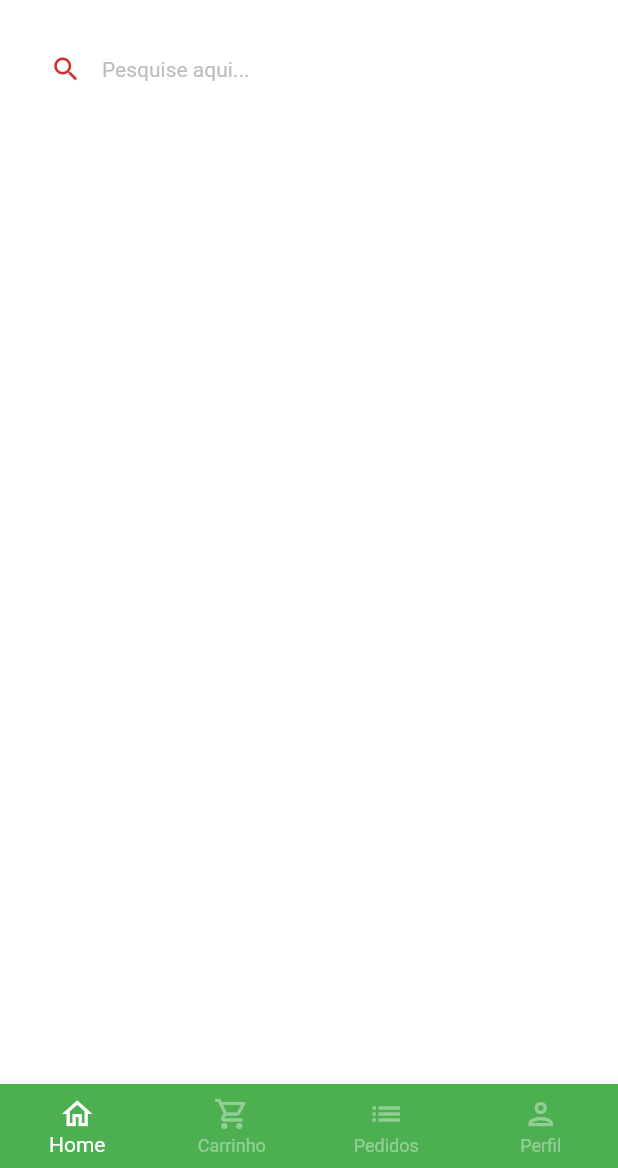
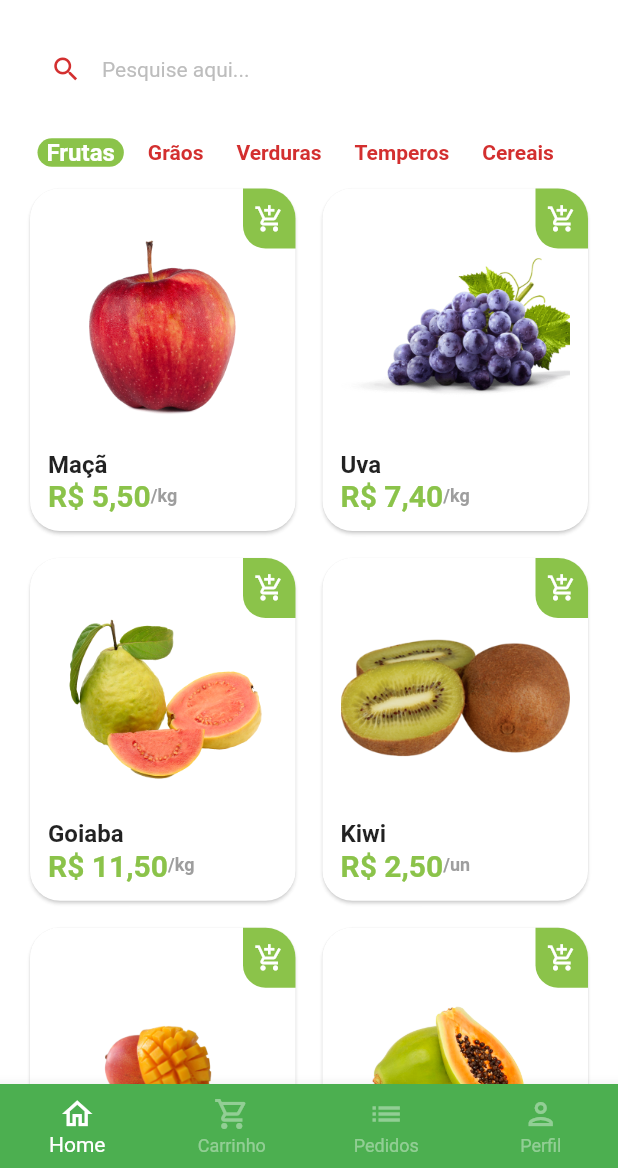
Before and after one commit to FilipeH14/greengrocer, a Flutter app: the screen it shows after launch, after a tap on "Entrar", on a phone screen of 412 x 824 dp, the part 68-1236 px from its top. Run offline on Flutter 3.47's test engine with Material 2 defaults, Android fonts, the phone set to English and light mode, and no system bars; drawn by our look-alikes of badges; our stand-ins replace animated_text_kit, mask_text_input_formatter.

Commit message:
finalização tela home

```diff
--- a/lib/main.dart
+++ b/lib/main.dart
@@ -1,5 +1,5 @@
 import 'package:flutter/material.dart';
-import 'package:greengrocer/src/auth/sign_in_screen.dart';
+import 'package:greengrocer/src/pages/auth/sign_in_screen.dart';
 
 void main() {
   runApp(const MyApp());
--- /dev/null
+++ b/lib/src/config/app_data.dart
@@ -0,0 +1,74 @@
+import 'package:greengrocer/src/models/item_model.dart';
+
+ItemModel apple = ItemModel(
+  imgUrl: 'assets/fruits/apple.png',
+  itemName: 'Maçã',
+  price: 5.5,
+  unit: 'kg',
+  description:
+      'A melhor maçã da região e que conta com o melhor preço de qualquer quitanda. Este item conta com vitaminas essenciais para o fortalecimento corporal, resultando em uma vida saudável.',
+);
+
+ItemModel grape = ItemModel(
+  imgUrl: 'assets/fruits/grape.png',
+  itemName: 'Uva',
+  price: 7.4,
+  unit: 'kg',
+  description:
+      'A melhor uva da região e que conta com o melhor preço de qualquer quitanda. Este item conta com vitaminas essenciais para o fortalecimento corporal, resultando em uma vida saudável.',
+);
+
+ItemModel guava = ItemModel(
+  imgUrl: 'assets/fruits/guava.png',
+  itemName: 'Goiaba',
+  price: 11.5,
+  unit: 'kg',
+  description:
+      'A melhor goiaba da região e que conta com o melhor preço de qualquer quitanda. Este item conta com vitaminas essenciais para o fortalecimento corporal, resultando em uma vida saudável.',
+);
+
+ItemModel kiwi = ItemModel(
+  imgUrl: 'assets/fruits/kiwi.png',
+  itemName: 'Kiwi',
+  price: 2.5,
+  unit: 'un',
+  description:
+      'O melhor kiwi da região e que conta com o melhor preço de qualquer quitanda. Este item conta com vitaminas essenciais para o fortalecimento corporal, resultando em uma vida saudável.',
+);
+
+ItemModel mango = ItemModel(
+  imgUrl: 'assets/fruits/mango.png',
+  itemName: 'Manga',
+  price: 2.5,
+  unit: 'un',
+  description:
+      'A melhor manga da região e que conta com o melhor preço de qualquer quitanda. Este item conta com vitaminas essenciais para o fortalecimento corporal, resultando em uma vida saudável.',
+);
+
+ItemModel papaya = ItemModel(
+  imgUrl: 'assets/fruits/papaya.png',
+  itemName: 'Mamão papaya',
+  price: 8,
+  unit: 'kg',
+  description:
+      'O melhor mamão da região e que conta com o melhor preço de qualquer quitanda. Este item conta com vitaminas essenciais para o fortalecimento corporal, resultando em uma vida saudável.',
+);
+
+// Lista de produtos
+List<ItemModel> items = [
+  apple,
+  grape,
+  guava,
+  kiwi,
+  mango,
+  papaya,
+];
+
+// Lista de categorias
+List<String> categories = [
+  'Frutas',
+  'Grãos',
+  'Verduras',
+  'Temperos',
+  'Cereais',
+];
--- /dev/null
+++ b/lib/src/models/item_model.dart
@@ -0,0 +1,15 @@
+class ItemModel {
+     String itemName;
+     String imgUrl;
+     String unit;
+     double price;
+     String description;
+
+     ItemModel({
+      required this.itemName,
+      required this.imgUrl,
+      required this.unit,
+      required this.price,
+      required this.description,
+     });
+}
--- a/lib/src/auth/sign_in_screen.dart
+++ b/lib/src/pages/auth/sign_in_screen.dart
@@ -1,9 +1,9 @@
 import 'package:animated_text_kit/animated_text_kit.dart';
 import 'package:flutter/material.dart';
-import 'package:greengrocer/src/auth/components/custom_text_field.dart';
-import 'package:greengrocer/src/auth/sign_up_screen.dart';
-import 'package:greengrocer/src/base/base_screen.dart';
 import 'package:greengrocer/src/config/custom_colors.dart';
+import 'package:greengrocer/src/pages/auth/components/custom_text_field.dart';
+import 'package:greengrocer/src/pages/auth/sign_up_screen.dart';
+import 'package:greengrocer/src/pages/base/base_screen.dart';
 
 class SignInScreen extends StatelessWidget {
   const SignInScreen({Key? key}) : super(key: key);
--- a/lib/src/auth/sign_up_screen.dart
+++ b/lib/src/pages/auth/sign_up_screen.dart
@@ -1,6 +1,6 @@
 import 'package:flutter/material.dart';
-import 'package:greengrocer/src/auth/components/custom_text_field.dart';
 import 'package:greengrocer/src/config/custom_colors.dart';
+import 'package:greengrocer/src/pages/auth/components/custom_text_field.dart';
 import 'package:mask_text_input_formatter/mask_text_input_formatter.dart';
 
 class SignUpScreen extends StatelessWidget {
--- a/lib/src/base/base_screen.dart
+++ b/lib/src/pages/base/base_screen.dart
@@ -1,5 +1,5 @@
 import 'package:flutter/material.dart';
-import 'package:greengrocer/src/home/home_tab.dart';
+import 'package:greengrocer/src/pages/home/home_tab.dart';
 
 class BaseScreen extends StatefulWidget {
   const BaseScreen({Key? key}) : super(key: key);
--- /dev/null
+++ b/lib/src/pages/home/components/category_tile.dart
@@ -0,0 +1,41 @@
+import 'package:flutter/material.dart';
+import 'package:greengrocer/src/config/custom_colors.dart';
+
+class CategoryTile extends StatelessWidget {
+  final String category;
+  final bool isSelected;
+  final VoidCallback onPressed;
+
+  const CategoryTile({
+    required this.onPressed,
+    required this.category,
+    required this.isSelected,
+    Key? key,
+  }) : super(key: key);
+
+  @override
+  Widget build(BuildContext context) {
+    return GestureDetector(
+      onTap: onPressed,
+      child: Align(
+        alignment: Alignment.center,
+        child: Container(
+          padding: const EdgeInsets.symmetric(horizontal: 6),
+          decoration: BoxDecoration(
+            color:
+                isSelected ? CustomColors.customSwatchColor : Colors.transparent,
+            borderRadius: BorderRadius.circular(10),
+          ),
+          child: Text(
+            category,
+            style: TextStyle(
+                color:
+                    isSelected ? Colors.white : CustomColors.customContrastColor,
+                fontSize: isSelected ? 16 : 14,
+                fontWeight: FontWeight.bold),
+          ),
+        ),
+      ),
+    );
+  }
+}
--- /dev/null
+++ b/lib/src/pages/home/components/item_tile.dart
@@ -0,0 +1,91 @@
+import 'package:flutter/material.dart';
+import 'package:greengrocer/src/config/custom_colors.dart';
+import 'package:greengrocer/src/models/item_model.dart';
+import 'package:greengrocer/src/services/utils_sevices.dart';
+
+class ItemTile extends StatelessWidget {
+  final ItemModel item;
+
+  final UtilsServices utilsServices = UtilsServices();
+
+  ItemTile({
+    required this.item,
+    Key? key,
+  }) : super(key: key);
+
+  @override
+  Widget build(BuildContext context) {
+    return Stack(
+      children: [
+        Card(
+          elevation: 1,
+          shadowColor: Colors.grey.shade300,
+          shape: RoundedRectangleBorder(
+            borderRadius: BorderRadius.circular(20),
+          ),
+          child: Padding(
+            padding: const EdgeInsets.all(12),
+            child: Column(
+              crossAxisAlignment: CrossAxisAlignment.stretch,
+              children: [
+                Expanded(
+                  child: Image.asset(item.imgUrl),
+                ),
+                Text(
+                  item.itemName,
+                  style: const TextStyle(
+                    fontSize: 16,
+                    fontWeight: FontWeight.bold,
+                  ),
+                ),
+                Row(
+                  children: [
+                    Text(
+                      utilsServices.priceToCurrency(item.price),
+                      style: TextStyle(
+                        fontSize: 20,
+                        fontWeight: FontWeight.bold,
+                        color: CustomColors.customSwatchColor,
+                      ),
+                    ),
+                    Text(
+                      '/${item.unit}',
+                      style: TextStyle(
+                        fontSize: 12,
+                        fontWeight: FontWeight.bold,
+                        color: Colors.grey.shade500,
+                      ),
+                    ),
+                  ],
+                ),
+              ],
+            ),
+          ),
+        ),
+        Positioned(
+          top: 4,
+          right: 4,
+          child: GestureDetector(
+            child: Container(
+              height: 40,
+              width: 35,
+              decoration: BoxDecoration(
+                color: CustomColors.customSwatchColor,
+                borderRadius: const BorderRadius.only(
+                  bottomLeft: Radius.circular(15),
+                  topRight: Radius.circular(20),
+                ),
+              ),
+              child: const Icon(
+                Icons.add_shopping_cart_outlined,
+                color: Colors.white,
+                size: 20,
+              ),
+            ),
+            onTap: () {},
+          ),
+        ),
+      ],
+    );
+  }
+}
--- a/lib/src/home/home_tab.dart
+++ b/lib/src/pages/home/home_tab.dart
@@ -1,9 +1,19 @@
 import 'package:flutter/material.dart';
 import 'package:greengrocer/src/config/custom_colors.dart';
 import 'package:badges/badges.dart';
+import 'package:greengrocer/src/pages/home/components/category_tile.dart';
+import 'package:greengrocer/src/config/app_data.dart' as app_data;
+import 'package:greengrocer/src/pages/home/components/item_tile.dart';
 
-class HomeTab extends StatelessWidget {
+class HomeTab extends StatefulWidget {
   const HomeTab({Key? key}) : super(key: key);
+
+  @override
+  State<HomeTab> createState() => _HomeTabState();
+}
+
+class _HomeTabState extends State<HomeTab> {
+  String selectedCategory = 'Frutas';
 
   @override
   Widget build(BuildContext context) {
@@ -77,8 +87,41 @@ class HomeTab extends StatelessWidget {
                 ),
                 border: OutlineInputBorder(
                   borderRadius: BorderRadius.circular(60),
-                  borderSide: const BorderSide(width: 0, style: BorderStyle.none),
+                  borderSide:
+                      const BorderSide(width: 0, style: BorderStyle.none),
                 ),
+              ),
+            ),
+          ),
+          Container(
+            padding: const EdgeInsets.only(left: 25),
+            height: 40,
+            child: ListView.separated(
+              scrollDirection: Axis.horizontal,
+              itemCount: app_data.categories.length,
+              separatorBuilder: (_, index) => const SizedBox(width: 10),
+              itemBuilder: (_, index) => CategoryTile(
+                category: app_data.categories[index],
+                isSelected: app_data.categories[index] == selectedCategory,
+                onPressed: () => setState(() {
+                  selectedCategory = app_data.categories[index];
+                }),
+              ),
+            ),
+          ),
+          Expanded(
+            child: GridView.builder(
+              padding: const EdgeInsets.fromLTRB(16, 0, 16, 16),
+              physics: const BouncingScrollPhysics(),
+              gridDelegate: const SliverGridDelegateWithFixedCrossAxisCount(
+                crossAxisCount: 2,
+                mainAxisSpacing: 10,
+                crossAxisSpacing: 10,
+                childAspectRatio: 9 / 11.5,
+              ),
+              itemCount: app_data.items.length,
+              itemBuilder: (_, index) => ItemTile(
+                item: app_data.items[index],
               ),
             ),
           ),
--- /dev/null
+++ b/lib/src/services/utils_sevices.dart
@@ -0,0 +1,9 @@
+import 'package:intl/intl.dart';
+
+class UtilsServices {
+  String priceToCurrency(double price) {
+    NumberFormat numberFormat = NumberFormat.simpleCurrency(locale: 'pt_BR');
+
+    return numberFormat.format(price);
+  }
+}
--- a/pubspec.yaml
+++ b/pubspec.yaml
@@ -32,6 +32,7 @@ dependencies:
   animated_text_kit: ^4.2.2
   mask_text_input_formatter: ^2.4.0
   badges: ^2.0.3
+  intl: ^0.17.0
 
 
   # The following adds the Cupertino Icons font to your application.
@@ -61,8 +62,8 @@ flutter:
   uses-material-design: true
 
   # To add assets to your application, add an assets section, like this:
-  # assets:
-  #   - images/a_dot_burr.jpeg
+  assets:
+    - assets/fruits/
   #   - images/a_dot_ham.jpeg
 
   # An image asset can refer to one or more resolution-specific "variants", see
```
Also changed, not shown: assets/fruits/apple.png (added), assets/fruits/grape.png (added), assets/fruits/guava.png (added), assets/fruits/kiwi.png (added), assets/fruits/mango.png (added), assets/fruits/papaya.png (added), lib/src/pages/auth/components/custom_text_field.dart (renamed from lib/src/auth/components/custom_text_field.dart), pubspec.lock.
